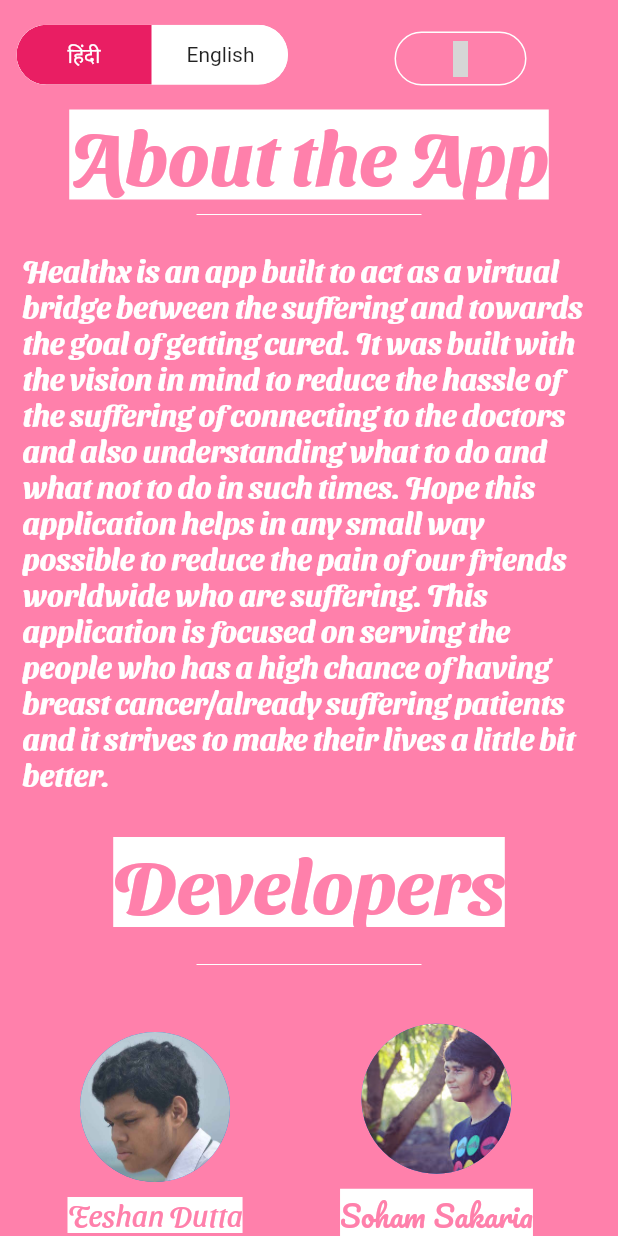
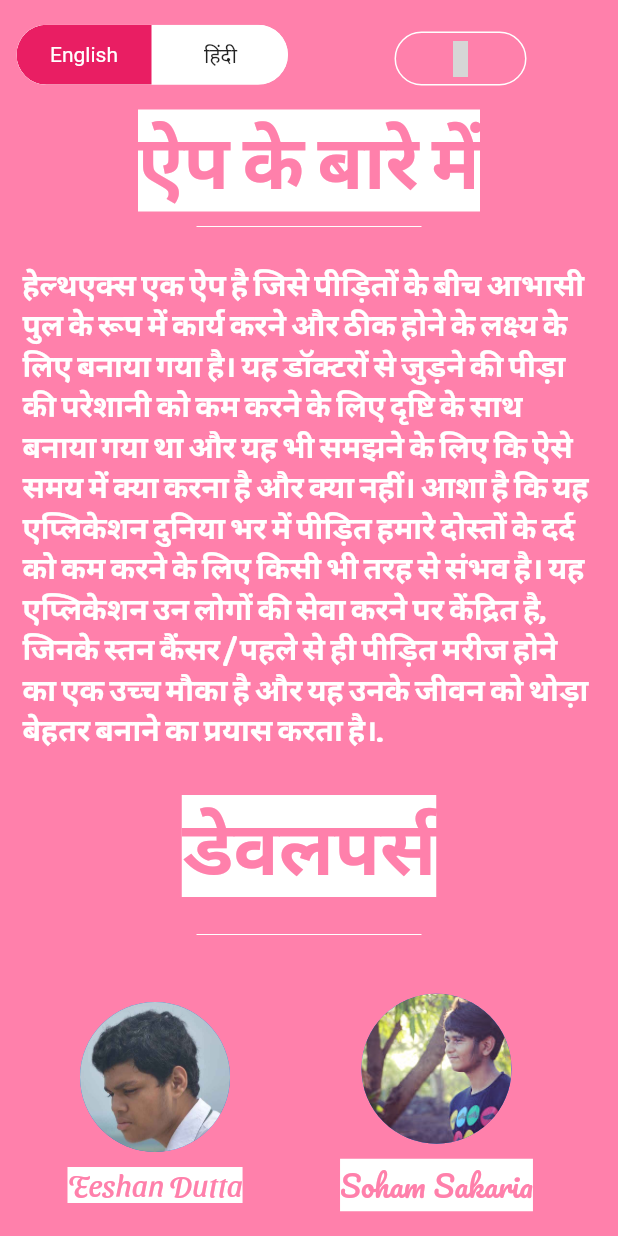
Before and after one commit to ParthPandey2236/Healthx, a Flutter app: the About screen opened directly, after a tap on "हिंदी", on a phone screen of 412 x 824 dp. Run offline on Flutter 3.47's test engine with Material 2 defaults, Android fonts, the light colour scheme and no system bars; drawn by our look-alikes of toggle_switch; our stand-ins replace cloud_firestore, eva_icons_flutter, firebase_auth, firebase_core, shared_preferences; accounts and stored records are empty; grey boxes are pictures that could not be loaded.

Commit message:
Hindi lang added in about

```diff
--- a/lib/AboutPage.dart
+++ b/lib/AboutPage.dart
@@ -18,7 +18,7 @@
 class _AboutState extends State<About> {
   bool status = true;
   String language = "हिंदी";
-  int a = 1;
+  int a = 0;
   @override
   Widget build(BuildContext context) {
     return Scaffold(
@@ -37,9 +37,15 @@
                         cornerRadius: 20,
                         activeBgColor: Colors.pink,
                         inactiveBgColor: Colors.white,
-                        labels: ["हिंदी", "English"],
+                        labels: [
+                          "English",
+                          "हिंदी",
+                        ],
                         onToggle: (index) {
-                          print('switched to: $index');
+                          if (a != index) {
+                            a = index;
+                            setState(() {});
+                          }
                         }),
                   ),
                   Padding(
@@ -67,7 +73,8 @@
                 ]),
                 Container(
                     color: Colors.white,
-                  child: Text(
+                    child: a == 0
+                        ? Text(
                             'About the App',
                             style: TextStyle(
                               fontFamily: 'SansitaSwashed',
@@ -75,8 +82,16 @@
                               color: Colors.pinkAccent[100],
                               fontWeight: FontWeight.bold,
                             ),
+                          )
+                        : Text(
+                            'ऐप के बारे में',
+                            style: TextStyle(
+                              fontFamily: 'SansitaSwashed',
+                              fontSize: 50.0,
+                              color: Colors.pinkAccent[100],
+                              fontWeight: FontWeight.bold,
                             ),
-                ),
+                          )),
                 SizedBox(
                   width: 150.0,
                   height: 20.0,
@@ -86,8 +101,18 @@
                 ),
                 Padding(
                   padding: const EdgeInsets.all(15.0),
-                  child: Text(
+                  child: a == 0
+                      ? Text(
                           'Healthx is an app built to act as a virtual bridge between the suffering and towards the goal of getting cured. It was built with the vision in mind to reduce the hassle of the suffering of connecting to the doctors and also understanding what to do and what not to do in such times. Hope this application helps in any small way possible to reduce the pain of our friends worldwide who are suffering. This application is focused on serving the people who has a high chance of having breast cancer/already suffering patients and it strives to make their lives a little bit better.',
+                          style: TextStyle(
+                            fontFamily: 'SansitaSwashed',
+                            fontSize: 20.0,
+                            color: Colors.white,
+                            fontWeight: FontWeight.bold,
+                          ),
+                        )
+                      : Text(
+                          'हेल्थएक्स एक ऐप है जिसे पीड़ितों के बीच आभासी पुल के रूप में कार्य करने और ठीक होने के लक्ष्य के लिए बनाया गया है। यह डॉक्टरों से जुड़ने की पीड़ा की परेशानी को कम करने के लिए दृष्टि के साथ बनाया गया था और यह भी समझने के लिए कि ऐसे समय में क्या करना है और क्या नहीं। आशा है कि यह एप्लिकेशन दुनिया भर में पीड़ित हमारे दोस्तों के दर्द को कम करने के लिए किसी भी तरह से संभव है। यह एप्लिकेशन उन लोगों की सेवा करने पर केंद्रित है, जिनके स्तन कैंसर / पहले से ही पीड़ित मरीज होने का एक उच्च मौका है और यह उनके जीवन को थोड़ा बेहतर बनाने का प्रयास करता है।.',
                           style: TextStyle(
                             fontFamily: 'SansitaSwashed',
                             fontSize: 20.0,
@@ -100,7 +125,8 @@
                   padding: const EdgeInsets.all(15.0),
                   child: Container(
                       color: Colors.white,
-                    child: Text(
+                      child: a == 0
+                          ? Text(
                               'Developers',
                               style: TextStyle(
                                 fontFamily: 'SansitaSwashed',
@@ -108,8 +134,16 @@
                                 color: Colors.pinkAccent[100],
                                 fontWeight: FontWeight.bold,
                               ),
+                            )
+                          : Text(
+                              'डेवलपर्स',
+                              style: TextStyle(
+                                fontFamily: 'SansitaSwashed',
+                                fontSize: 50.0,
+                                color: Colors.pinkAccent[100],
+                                fontWeight: FontWeight.bold,
                               ),
-                  ),
+                            )),
                 ),
                 SizedBox(
                   width: 150.0,
```
Lines whose indentation alone changed are shown as unchanged.
